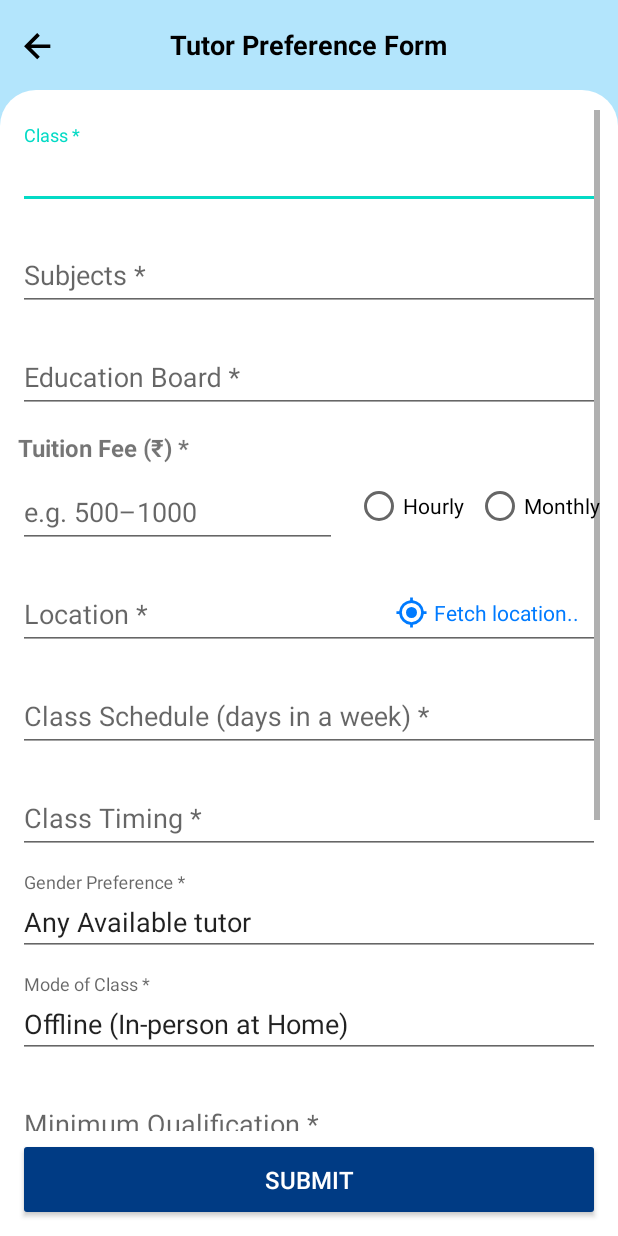
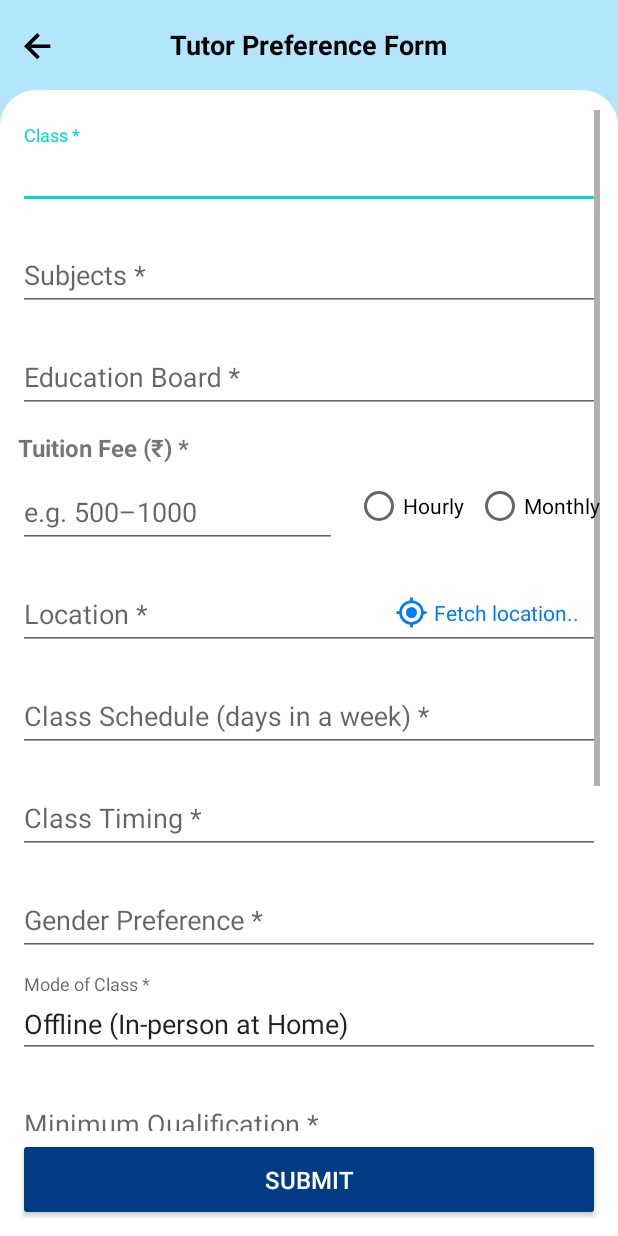
Before and after one commit to sandeep07-k/Seekshak.com, an Android app built with Jetpack Compose: the AddPostActivity screen opened directly, with no data from a screen before it, on a phone screen of 412 x 824 dp. Run offline under Robolectric (Android 15) with nearby library versions, the phone set to English and light mode, and no system bars; our stand-ins replace Firebase (no records; nobody signed in at launch, a user with empty details on screens opened directly).

Commit message:
updated sublocality to area in location text

```diff
--- a/app/src/main/java/com/example/seekshakcom/AddPostActivity.kt
+++ b/app/src/main/java/com/example/seekshakcom/AddPostActivity.kt
@@ -276,13 +276,13 @@ class AddPostActivity : AppCompatActivity() {
 
     private fun setupGenderSpinner() {
         val genderOptions = listOf(
+            "Male or Female (any)",
             "Male Tutor Only",
-            "Female Tutor Only",
-            "Any Available Tutor"
+            "Female Tutor Only"
         )
         val adapter = ArrayAdapter(this, android.R.layout.simple_dropdown_item_1line, genderOptions)
         genderSpinner.setAdapter(adapter)
-        genderSpinner.setText("Any Available tutor", true)
+//        genderSpinner.setText("Any Available tutor", true)
     }
 
     private fun setupModeOfClassesSpinner() {
--- a/app/src/main/java/com/example/seekshakcom/EditPostActivity.kt
+++ b/app/src/main/java/com/example/seekshakcom/EditPostActivity.kt
@@ -230,7 +230,7 @@ class EditPostActivity : AppCompatActivity() {
         )))
 
         genderSpinner.setAdapter(ArrayAdapter(context, android.R.layout.simple_dropdown_item_1line, listOf(
-            "Male Tutor Only", "Female Tutor Only", "Any Available Tutor"
+            "Male or Female (any)", "Male Tutor Only", "Female Tutor Only"
         )))
 
         modeOfClassesSpinner.setAdapter(ArrayAdapter(context, android.R.layout.simple_dropdown_item_1line, listOf(
--- a/app/src/main/java/com/example/seekshakcom/HomeFragment.kt
+++ b/app/src/main/java/com/example/seekshakcom/HomeFragment.kt
@@ -37,7 +37,7 @@ class HomeFragment : Fragment() {
 
                 // 🆕 Prefer showing sublocality if available
                 locationText.text = if (selectedSublocality.isNotEmpty())
-                    "$selectedSublocality, $selectedCity"
+                    "$selectedArea, $selectedCity"
                 else
                     "$selectedArea, $selectedCity"
             }
@@ -101,7 +101,7 @@ class HomeFragment : Fragment() {
         if (!city.isNullOrEmpty() && !area.isNullOrEmpty() && lat != null && lon != null) {
             // 🆕 Prefer showing sublocality if available
             locationText.text = if (!sublocality.isNullOrEmpty())
-                "$sublocality, $city"
+                "$area, $city"
             else
                 "$area, $city"
 
--- a/app/src/main/java/com/example/seekshakcom/LoginActivity.kt
+++ b/app/src/main/java/com/example/seekshakcom/LoginActivity.kt
@@ -59,7 +59,7 @@ class LoginActivity : AppCompatActivity() {
         sendOtpButton = findViewById(R.id.sendOtpButton)
         goToSignup = findViewById(R.id.goToSignup)
 
-        WindowCompat.setDecorFitsSystemWindows(window, true)
+        WindowCompat.setDecorFitsSystemWindows(window, false)
         window.statusBarColor = ContextCompat.getColor(this, R.color.soft_blue)
         WindowInsetsControllerCompat(window, window.decorView).isAppearanceLightStatusBars = true
 
--- a/app/src/main/java/com/example/seekshakcom/LoginActivity2.kt
+++ b/app/src/main/java/com/example/seekshakcom/LoginActivity2.kt
@@ -45,7 +45,7 @@ class LoginActivity2 : AppCompatActivity() {
         phone = intent.getStringExtra("phone") ?: ""
         resendToken = ResendTokenHolder.resendToken
 
-        WindowCompat.setDecorFitsSystemWindows(window, true)
+        WindowCompat.setDecorFitsSystemWindows(window, false)
         window.statusBarColor = ContextCompat.getColor(this, R.color.soft_blue)
         WindowInsetsControllerCompat(window, window.decorView).isAppearanceLightStatusBars = true
 
--- a/app/src/main/java/com/example/seekshakcom/SignupActivity2.kt
+++ b/app/src/main/java/com/example/seekshakcom/SignupActivity2.kt
@@ -45,7 +45,7 @@ class SignupActivity2 : AppCompatActivity() {
         super.onCreate(savedInstanceState)
         setContentView(R.layout.activity_signup2)
 
-        WindowCompat.setDecorFitsSystemWindows(window, true)
+        WindowCompat.setDecorFitsSystemWindows(window, false)
         window.statusBarColor = ContextCompat.getColor(this, R.color.soft_blue)
         WindowInsetsControllerCompat(window, window.decorView).isAppearanceLightStatusBars = true
 
--- a/app/src/main/res/layout/activity_add_post.xml
+++ b/app/src/main/res/layout/activity_add_post.xml
@@ -340,7 +340,7 @@
                 android:layout_width="match_parent"
                 android:layout_height="wrap_content"
                 android:hint="Special Requirements (if any)"
-                android:layout_marginBottom="80dp">
+                android:layout_marginBottom="130dp">
 
                 <com.google.android.material.textfield.MaterialAutoCompleteTextView
                     android:id="@+id/specialRequirementEditText"
--- a/app/src/main/res/layout/activity_edit_post.xml
+++ b/app/src/main/res/layout/activity_edit_post.xml
@@ -339,7 +339,7 @@
                 android:layout_width="match_parent"
                 android:layout_height="wrap_content"
                 android:hint="Special Requirements (if any)"
-                android:layout_marginBottom="80dp">
+                android:layout_marginBottom="130dp">
 
                 <com.google.android.material.textfield.MaterialAutoCompleteTextView
                     android:id="@+id/specialRequirementEditText"
--- a/app/src/main/res/layout/activity_login.xml
+++ b/app/src/main/res/layout/activity_login.xml
@@ -6,6 +6,7 @@
     android:layout_width="match_parent"
     android:layout_height="match_parent"
     android:background="@android:color/white"
+    android:fitsSystemWindows="true"
     android:paddingTop="30dp"
     android:paddingBottom="10dp">
 
--- a/app/src/main/res/layout/activity_login2.xml
+++ b/app/src/main/res/layout/activity_login2.xml
@@ -8,6 +8,7 @@
     android:paddingTop="30dp"
     android:paddingHorizontal="16dp"
     android:paddingBottom="10dp"
+    android:fitsSystemWindows="true"
     android:background="@android:color/white"
     tools:context=".SignupActivity2">
 
--- a/app/src/main/res/layout/activity_signup.xml
+++ b/app/src/main/res/layout/activity_signup.xml
@@ -8,6 +8,7 @@
     android:layout_height="match_parent"
     android:background="@android:color/white"
     android:paddingTop="30dp"
+    android:fitsSystemWindows="true"
     tools:context=".SignupActivity">
 
     <!-- Scrollable Content -->
--- a/app/src/main/res/layout/activity_signup2.xml
+++ b/app/src/main/res/layout/activity_signup2.xml
@@ -8,6 +8,7 @@
     android:paddingTop="30dp"
     android:paddingHorizontal="16dp"
     android:paddingBottom="10dp"
+    android:fitsSystemWindows="true"
     android:background="@android:color/white"
     tools:context=".SignupActivity2">
 
```
Also changed, not shown: 2 other files.
